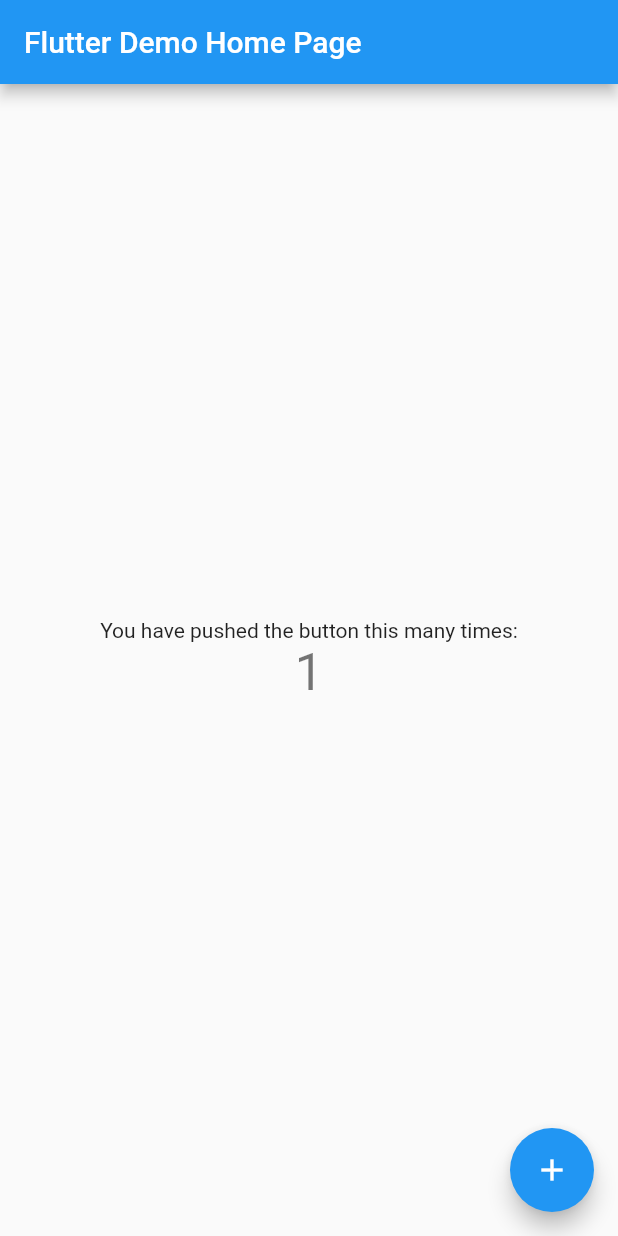
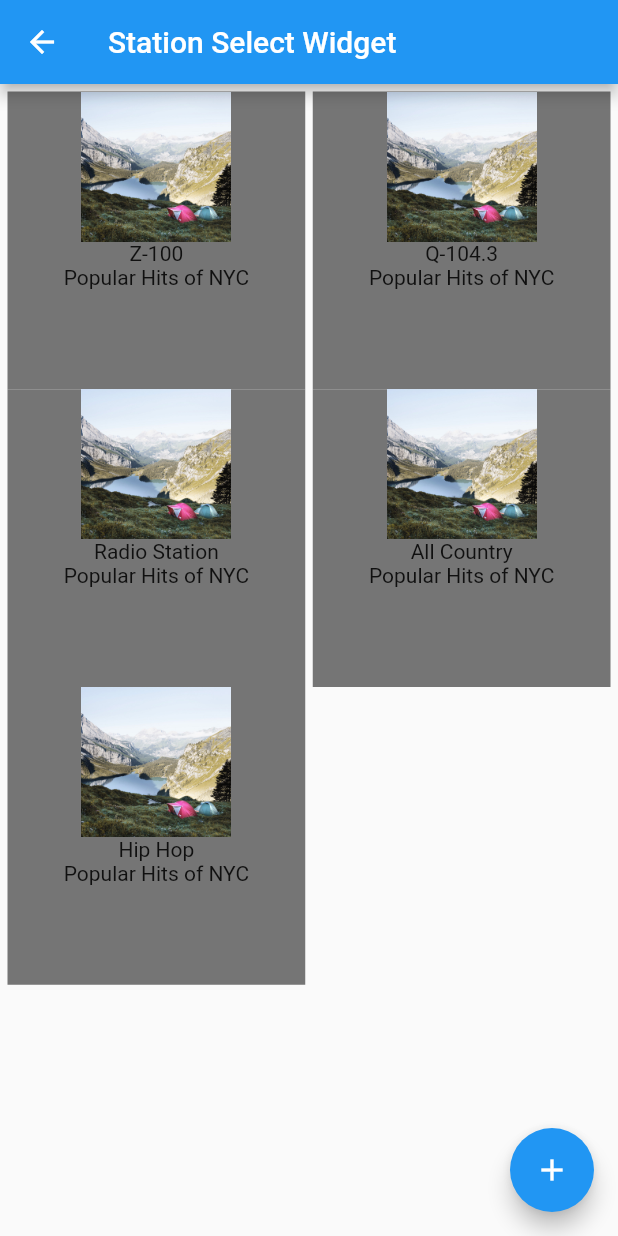
Before and after one commit to kisikkim/livescheduleapp, a Flutter app: the screen it shows after launch, after a tap on the "add" icon, on a phone screen of 412 x 824 dp. Run offline on Flutter 3.47's test engine with Material 2 defaults, Android fonts, the phone set to English and light mode, and no system bars.

Commit message:
working gridview you can click on and off, next need to figure out how to query the children for their on/off state and pass it to the schedule view

```diff
--- /dev/null
+++ b/lib/ListOfStationsManager.dart
@@ -0,0 +1,36 @@
+import 'package:live_schdlue_app/StationData.dart';
+
+class ListOfStationsManager {
+
+  List<StationData> _stations;
+
+  List<StationData> get stations => _stations;
+
+  ListOfStationsManager() {
+
+    fakeListOfStations();
+
+  }
+
+
+
+  void fakeListOfStations() {
+    _stations = new List(5);
+
+    _stations[0] = new StationData("z100", "Z-100", "Popular Hits of NYC", "Long desc of z100 fiewnofeiwn fwiof ewoif ioew fioewoifewof", "assets/images/bang.jpg", "Pop", "New York, NY");
+    _stations[1] = new StationData("z100", "Q-104.3", "Popular Hits of NYC", "Long desc of z100 fiewnofeiwn fwiof ewoif ioew fioewoifewof", "assets/images/bang.jpg", "Pop", "New York, NY");
+    _stations[2] = new StationData("z100", "Radio Station", "Popular Hits of NYC", "Long desc of z100 fiewnofeiwn fwiof ewoif ioew fioewoifewof", "assets/images/bang.jpg", "Pop", "New York, NY");
+    _stations[3] = new StationData("z100", "All Country", "Popular Hits of NYC", "Long desc of z100 fiewnofeiwn fwiof ewoif ioew fioewoifewof", "assets/images/bang.jpg", "Pop", "New York, NY");
+    _stations[4] = new StationData("z100", "Hip Hop", "Popular Hits of NYC", "Long desc of z100 fiewnofeiwn fwiof ewoif ioew fioewoifewof", "assets/images/bang.jpg", "Pop", "New York, NY");
+
+    //_stations[0] = new StationData("z100", "Z100", "Popular Hits", "This is the long desc for z100", "assets/images/bang.jpg", );
+
+
+//    _stations[1] = new StationData("q1043");
+//    _stations[2] = new StationData("another1");
+//    _stations[3] = new StationData("another2");
+//    _stations[4] = new StationData("another3");
+  }
+
+
+}
--- /dev/null
+++ b/lib/StationData.dart
@@ -0,0 +1,27 @@
+class StationData {
+
+  StationData(this._id, this._displayName, this._shortDesc, this._longDesc, this._imageUrl, this._genre, this._displayLocation);
+
+  String _id;
+  String _displayName;
+  String _shortDesc;
+  String _longDesc;
+  String _imageUrl;
+  String _genre;
+  String _displayLocation;
+
+  String get id => _id;
+
+  String get displayName => _displayName;
+
+  String get shortDesc => _shortDesc;
+
+  String get longDesc => _longDesc;
+
+  String get imageUrl => _imageUrl;
+
+  String get genre => _genre;
+
+  String get displayLocation => _displayLocation;
+
+}
--- /dev/null
+++ b/lib/StationGridEntryWidget.dart
@@ -0,0 +1,74 @@
+import 'package:flutter/material.dart';
+import 'package:flutter/widgets.dart';
+import 'package:live_schdlue_app/StationData.dart';
+
+class StationGridEntryWidget extends StatefulWidget {
+
+  StationData _stationData;
+  StationGridEntryWidget(this._stationData);
+
+  @override
+  StationGridEntryWidgetState createState() => new StationGridEntryWidgetState.fromStationData(_stationData);
+}
+
+class StationGridEntryWidgetState extends State<StationGridEntryWidget> {
+
+
+
+
+  bool _active = false;
+
+  void _handleTap() {
+    setState(() {
+      _active = !_active;
+    });
+  }
+
+
+  String _title;
+  String _shortDesc;
+  String _imageUrl;
+
+  StationGridEntryWidgetState() {
+    _title ="Default Title";
+    _shortDesc="Default Short Description";
+    if(this._imageUrl.isEmpty) {
+      _imageUrl = 'assets/images/defaultStation.jpg';
+    }
+  }
+
+  StationGridEntryWidgetState.fromStationData(StationData stationData) {
+    _title = stationData.displayName;
+    _shortDesc = stationData.shortDesc;
+    _imageUrl = stationData.imageUrl;
+    if(this._imageUrl.isEmpty) {
+      _imageUrl = 'assets/images/defaultStation.jpg';
+    }
+  }
+
+
+  @override
+  Widget build(BuildContext context) {
+
+  return new GestureDetector(
+  onTap: _handleTap,
+  child: new Container(
+    child: new Column(
+      children: <Widget>[
+        new Image.asset(
+          _imageUrl,
+          width:100.0,
+          height:100.0,
+          fit:BoxFit.cover
+        ),
+        new Text(_title),
+        new Text(_shortDesc),
+      ],
+    ),
+      decoration: new BoxDecoration(color: _active ? Colors.lightGreen[700] : Colors.grey[600])
+  )
+  );
+
+  }
+
+}
--- /dev/null
+++ b/lib/StationSelectWidget.dart
@@ -0,0 +1,86 @@
+import 'package:flutter/material.dart';
+import 'package:flutter/widgets.dart';
+import 'package:live_schdlue_app/ListOfStationsManager.dart';
+import 'package:live_schdlue_app/StationData.dart';
+import 'package:live_schdlue_app/StationGridEntryWidget.dart';
+
+class StationSelectWidget extends StatefulWidget {
+  StationSelectWidget({Key key, this.title}) : super(key: key);
+
+  final String title;
+
+  @override
+  _StationSelectWidgetState createState() => new _StationSelectWidgetState();
+}
+
+class _StationSelectWidgetState extends State<StationSelectWidget> {
+  final ListOfStationsManager manager = new ListOfStationsManager();
+  List<StationData> selectedStations = new List(0);
+
+  @override
+  Widget build(BuildContext context) {
+    // This method is rerun every time setState is called, for instance as done
+    // by the _incrementCounter method above.
+    //
+    // The Flutter framework has been optimized to make rerunning build methods
+    // fast, so that you can just rebuild anything that needs updating rather
+    // than having to individually change instances of widgets.
+    return new Scaffold(
+      appBar: new AppBar(
+        title: new Text(widget.title),
+      ),
+      body: new Center(
+          child: new GridView.count(
+              primary: false,
+              padding: const EdgeInsets.all(5.0),
+              crossAxisSpacing: 5.0,
+              crossAxisCount: 2,
+              children: _buildStationList()
+          )
+      ),
+
+
+
+      /*
+
+      body: new Center(
+        child: new GridView.count(
+          primary: false,
+          padding: const EdgeInsets.all(5.0),
+          crossAxisSpacing: 5.0,
+          crossAxisCount: 2,
+          children: _buildStationList()
+        )
+      ),
+
+
+
+      */
+
+      floatingActionButton: new FloatingActionButton(
+        onPressed: _continueToScheduleView,
+        tooltip: 'Continue To Schedule Builder',
+        child: new Icon(Icons.add),
+      ), // This trailing comma makes auto-formatting nicer for build methods.
+    );
+  }
+
+  List<StationGridEntryWidget> _buildStationList() {
+    return manager.stations.map((stationData) => new StationGridEntryWidget(stationData)).toList();
+  }
+
+  void _continueToScheduleView() {
+    //pass the selected items data to the next screen
+
+    List<StationData> selectedItems;
+
+
+
+//    Navigator.push(
+//      context,
+//
+//      //new MaterialPageRoute(builder: (context) => new StationSelectWidget(title: "Station Select Widget", )),
+//    );
+
+  }
+}
--- a/lib/main.dart
+++ b/lib/main.dart
@@ -1,4 +1,5 @@
 import 'package:flutter/material.dart';
+import 'package:live_schdlue_app/StationSelectWidget.dart';
 
 void main() => runApp(new MyApp());
 
@@ -52,7 +53,19 @@ class _MyHomePageState extends State<MyHomePage> {
       // so that the display can reflect the updated values. If we changed
       // _counter without calling setState(), then the build method would not be
       // called again, and so nothing would appear to happen.
+
+
       _counter++;
+
+      //goto station select widget page
+
+      Navigator.push(
+        context,
+        new MaterialPageRoute(builder: (context) => new StationSelectWidget(title: "Station Select Widget", )),
+      );
+
+
+
     });
   }
 
--- a/pubspec.yaml
+++ b/pubspec.yaml
@@ -30,6 +30,11 @@ flutter:
   #  - images/a_dot_burr.jpeg
   #  - images/a_dot_ham.jpeg
 
+  assets:
+    - assets/images/bang.jpg
+    - assets/images/defaultStation.jpg
+
+
   # An image asset can refer to one or more resolution-specific "variants", see
   # https://flutter.io/assets-and-images/#resolution-aware.
 
```
Also changed, not shown: assets/images/bang.jpg (added), assets/images/defaultStation.jpg (added).
